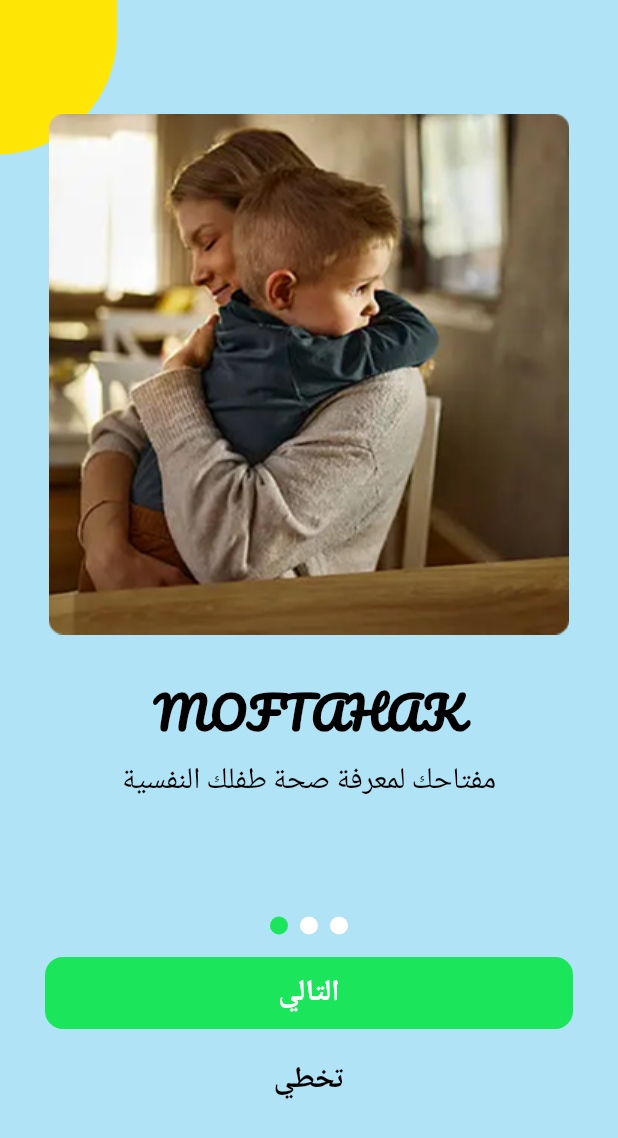
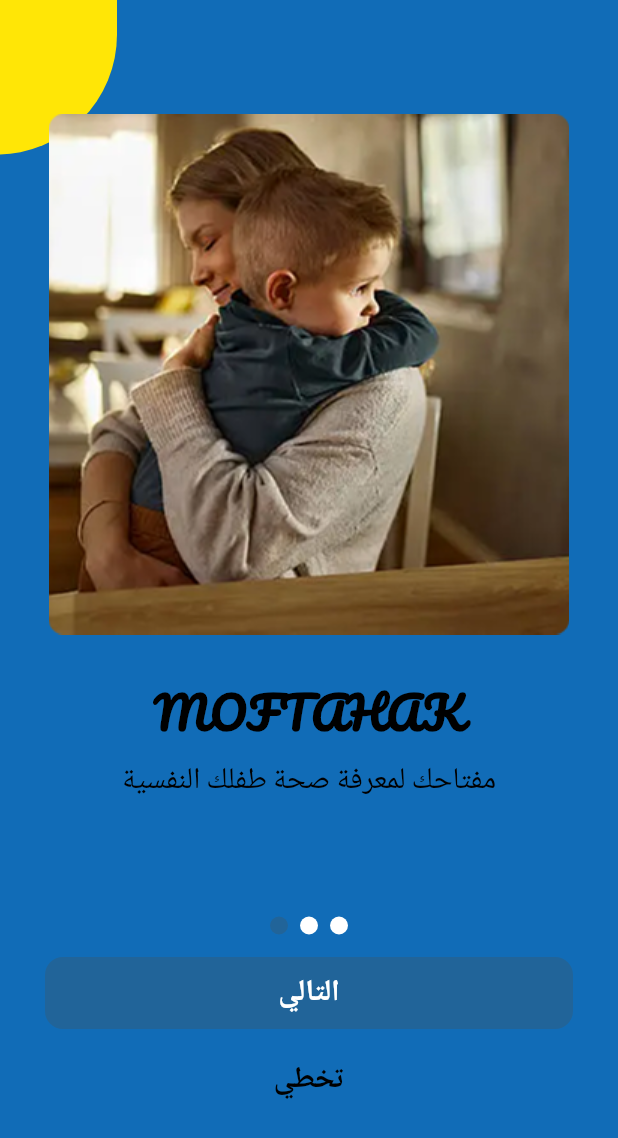
Before and after one commit to DevZiyadAtaweel/Canvasapp, a Flutter app: the screen it shows after launch, on a phone screen of 412 x 824 dp. Shown: the top 1138 px of the screen. Run offline on Flutter 3.47's test engine with Material 3 defaults, Android fonts, the phone set to English and light mode, and no system bars; drawn by our look-alikes of smooth_page_indicator; our stand-ins replace bloc, firebase_auth, firebase_core, flutter_bloc, go_router, google_sign_in and 1 more; accounts and stored records are empty.

Commit message:
Change the colors of the buttons and background

```diff
--- a/lib/core/constants/app_assets.dart
+++ b/lib/core/constants/app_assets.dart
@@ -1,6 +1,7 @@
 class AppAssets {
-  static const String onBoarding1 = "assets/images/on_boarding1.png";
-  static const String onBoarding2 = "assets/images/on_boarding2.png";
-  static const String onBoarding3 = "assets/images/on_boarding3.png";
+  static const String onBoarding1 = "assets/images/on_boarding_new.png";
+  static const String onBoarding2 = "assets/images/on_boarding_new.png";
+  static const String onBoarding3 = "assets/images/on_boarding_new.png";
   static const String googleIcon = "assets/images/google.png";
+  // static const String googleIcon = "assets/images/google.png";
 }
--- a/lib/core/constants/app_colors.dart
+++ b/lib/core/constants/app_colors.dart
@@ -1,8 +1,8 @@
 import 'package:flutter/material.dart';
 
 class AppColors {
-  static Color backGroundColor = const Color(0xFFB0E3F5);
+  static Color backGroundColor = const Color(0xFF116cb7);
   static Color yellow = const Color(0xFFFFE606);
-  static Color green = const Color(0xFF1AE55B);
+  static Color green = const Color(0xFF216499);
   static Color lightGreen = const Color(0xFFE8FCEC);
 }
--- a/lib/features/auth/cubit/auth_cubit.dart
+++ b/lib/features/auth/cubit/auth_cubit.dart
@@ -59,6 +59,7 @@ class AuthCubit extends Cubit<AuthState> {
   }
 
   final GoogleSignIn _googleSignIn = GoogleSignIn(scopes: <String>['email']);
+
   Future<void> signInWithGoogle() async {
     emit(GmailAuthLoading());
 
--- a/lib/features/auth/cubit/auth_state.dart
+++ b/lib/features/auth/cubit/auth_state.dart
@@ -13,6 +13,7 @@ class AuthSuccess extends AuthState {}
 
 class AuthFailure extends AuthState {
   final String message;
+
   AuthFailure({required this.message});
 }
 
--- a/lib/features/auth/widgets/auth_text_filed.dart
+++ b/lib/features/auth/widgets/auth_text_filed.dart
@@ -31,8 +31,9 @@ class AuthTextFieldState extends State<AuthTextField> {
       obscureText: widget.isPassword ? _isObscured : false,
       keyboardType: widget.keyboardType,
       decoration: InputDecoration(
-        errorText: widget.showError ? '' : null, // 👈 يفعّل إطار أحمر بدون نص
+        errorText: widget.showError ? '' : null,
 
+        // 👈 يفعّل إطار أحمر بدون نص
         filled: true,
         fillColor: AppColors.lightGreen,
         hintText: widget.hint,
```
Also changed, not shown: assets/images/on_boarding_new.png (added), lib/core/constants/app_snack_bar.dart (deleted), pubspec.lock, 1 other file.
